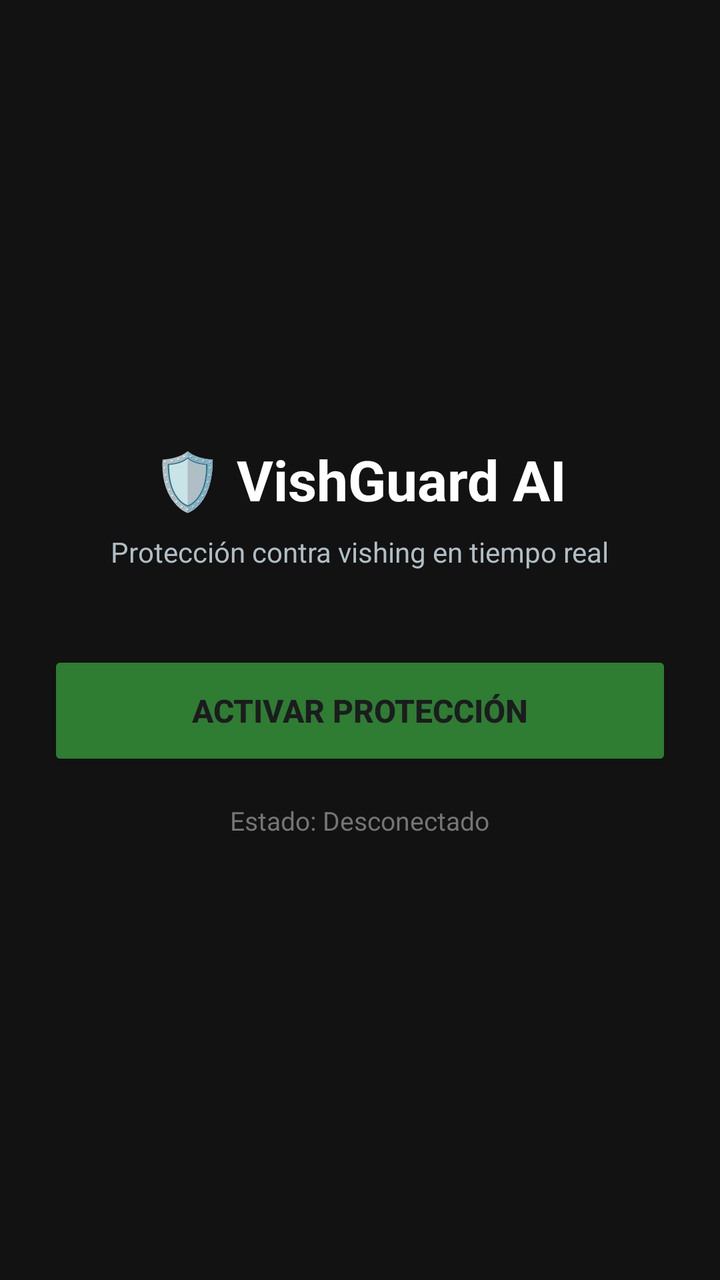
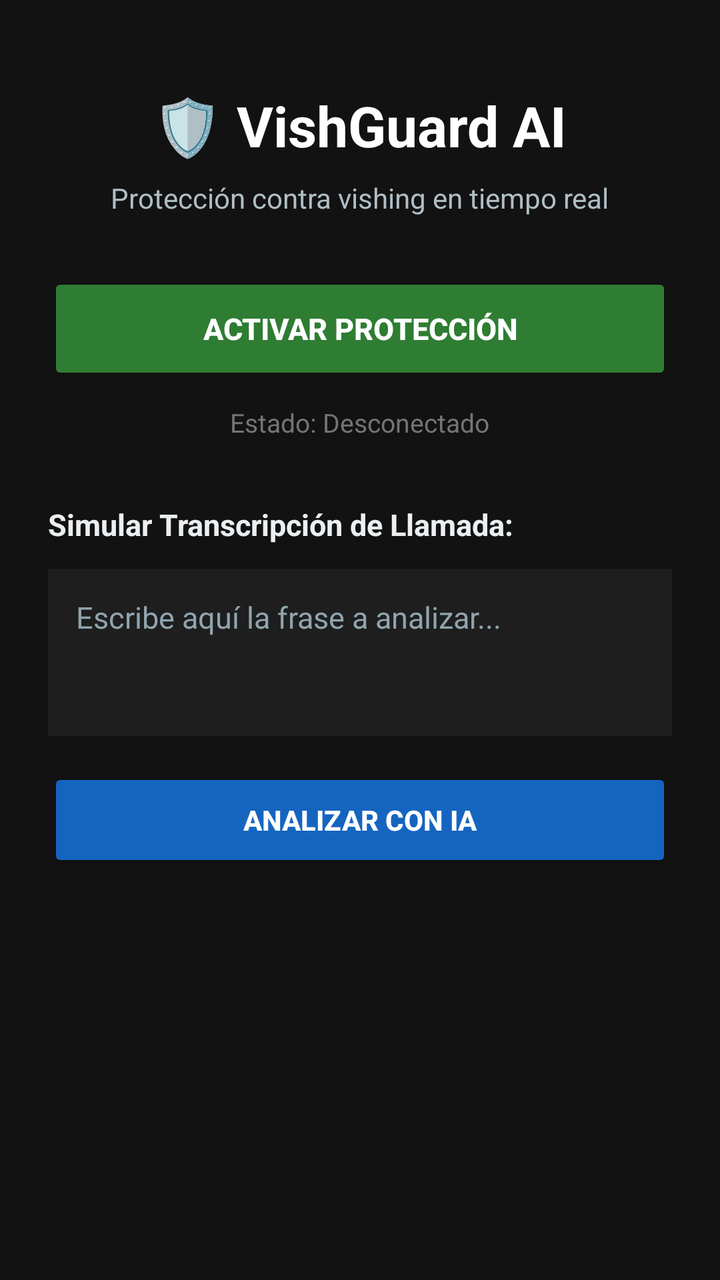

Before-and-after screenshots of an Android layout around one commit, followed by the original layout XML and the change that was made.
<!-- AndroidManifest.xml: application theme Theme.VishGuardAI -->
<!-- res/layout/activity_main.xml -->
<?xml version="1.0" encoding="utf-8"?>
<LinearLayout xmlns:android="http://schemas.android.com/apk/res/android"
    android:layout_width="match_parent"
    android:layout_height="match_parent"
    android:orientation="vertical"
    android:gravity="center"
    android:padding="24dp"
    android:background="#121212">

    <TextView
        android:layout_width="wrap_content"
        android:layout_height="wrap_content"
        android:text="🛡️ VishGuard AI"
        android:textColor="#FFFFFF"
        android:textSize="28sp"
        android:textStyle="bold" />

    <TextView
        android:layout_width="wrap_content"
        android:layout_height="wrap_content"
        android:layout_marginTop="8dp"
        android:text="Protección contra vishing en tiempo real"
        android:textColor="#B0BEC5"
        android:textSize="14sp" />

    <Button
        android:id="@+id/btnToggleService"
        android:layout_width="match_parent"
        android:layout_height="60dp"
        android:layout_marginTop="40dp"
        android:text="ACTIVAR PROTECCIÓN"
        android:textSize="16sp"
        android:textStyle="bold"
        android:backgroundTint="#2E7D32" />

    <TextView
        android:id="@+id/tvStatusInfo"
        android:layout_width="wrap_content"
        android:layout_height="wrap_content"
        android:layout_marginTop="16dp"
        android:text="Estado: Desconectado"
        android:textColor="#757575"
        android:textSize="13sp" />

</LinearLayout>
<!-- resources referenced by this layout -->
<resources>
  <style name="Theme.VishGuardAI" parent="Base.Theme.VishGuardAI" />
  <style name="Base.Theme.VishGuardAI" parent="Theme.Material3.DayNight.NoActionBar">
          
          
      </style>
</resources>

<!-- the commit's change to res/layout/activity_main.xml (unified diff, before → after) -->
@@ -1,45 +1,88 @@
 <?xml version="1.0" encoding="utf-8"?>
-<LinearLayout xmlns:android="http://schemas.android.com/apk/res/android"
+<ScrollView xmlns:android="http://schemas.android.com/apk/res/android"
     android:layout_width="match_parent"
     android:layout_height="match_parent"
-    android:orientation="vertical"
-    android:gravity="center"
-    android:padding="24dp"
-    android:background="#121212">
+    android:background="#121212"
+    android:fillViewport="true">
 
-    <TextView
-        android:layout_width="wrap_content"
+    <LinearLayout
+        android:layout_width="match_parent"
         android:layout_height="wrap_content"
-        android:text="🛡️ VishGuard AI"
-        android:textColor="#FFFFFF"
-        android:textSize="28sp"
-        android:textStyle="bold" />
+        android:orientation="vertical"
+        android:gravity="center_horizontal"
+        android:padding="24dp">
 
-    <TextView
-        android:layout_width="wrap_content"
-        android:layout_height="wrap_content"
-        android:layout_marginTop="8dp"
-        android:text="Protección contra vishing en tiempo real"
-        android:textColor="#B0BEC5"
-        android:textSize="14sp" />
+        <TextView
+            android:layout_width="wrap_content"
+            android:layout_height="wrap_content"
+            android:text="🛡️ VishGuard AI"
+            android:textColor="#FFFFFF"
+            android:textSize="28sp"
+            android:textStyle="bold"
+            android:layout_marginTop="20dp" />
 
-    <Button
-        android:id="@+id/btnToggleService"
-        android:layout_width="match_parent"
-        android:layout_height="60dp"
-        android:layout_marginTop="40dp"
-        android:text="ACTIVAR PROTECCIÓN"
-        android:textSize="16sp"
-        android:textStyle="bold"
-        android:backgroundTint="#2E7D32" />
+        <TextView
+            android:layout_width="wrap_content"
+            android:layout_height="wrap_content"
+            android:layout_marginTop="8dp"
+            android:text="Protección contra vishing en tiempo real"
+            android:textColor="#B0BEC5"
+            android:textSize="14sp" />
 
-    <TextView
-        android:id="@+id/tvStatusInfo"
-        android:layout_width="wrap_content"
-        android:layout_height="wrap_content"
-        android:layout_marginTop="16dp"
-        android:text="Estado: Desconectado"
-        android:textColor="#757575"
-        android:textSize="13sp" />
+        <Button
+            android:id="@+id/btnToggleService"
+            android:layout_width="match_parent"
+            android:layout_height="56dp"
+            android:layout_marginTop="28dp"
+            android:text="ACTIVAR PROTECCIÓN"
+            android:textSize="15sp"
+            android:textStyle="bold"
+            android:backgroundTint="#2E7D32"
+            android:textColor="#FFFFFF" />
 
-</LinearLayout>
+        <TextView
+            android:id="@+id/tvStatusInfo"
+            android:layout_width="wrap_content"
+            android:layout_height="wrap_content"
+            android:layout_marginTop="10dp"
+            android:text="Estado: Desconectado"
+            android:textColor="#757575"
+            android:textSize="13sp" />
+
+        <TextView
+            android:layout_width="match_parent"
+            android:layout_height="wrap_content"
+            android:layout_marginTop="32dp"
+            android:text="Simular Transcripción de Llamada:"
+            android:textColor="#ECEFF1"
+            android:textSize="15sp"
+            android:textStyle="bold" />
+
+        <EditText
+            android:id="@+id/etFraseSimulada"
+            android:layout_width="match_parent"
+            android:layout_height="wrap_content"
+            android:layout_marginTop="12dp"
+            android:minLines="3"
+            android:gravity="top|start"
+            android:padding="14dp"
+            android:hint="Escribe aquí la frase a analizar..."
+            android:textColor="#FFFFFF"
+            android:textColorHint="#90A4AE"
+            android:textSize="15sp"
+            android:background="#1E1E1E"
+            android:inputType="textMultiLine|textCapSentences" />
+
+        <Button
+            android:id="@+id/btnEnviarFrase"
+            android:layout_width="match_parent"
+            android:layout_height="52dp"
+            android:layout_marginTop="16dp"
+            android:text="ANALIZAR CON IA"
+            android:textColor="#FFFFFF"
+            android:textSize="14sp"
+            android:textStyle="bold"
+            android:backgroundTint="#1565C0" />
+
+    </LinearLayout>
+</ScrollView>
